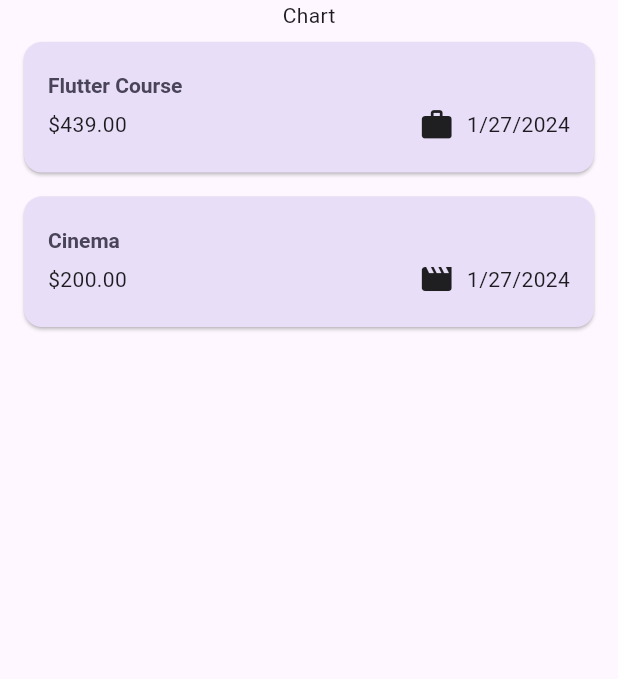
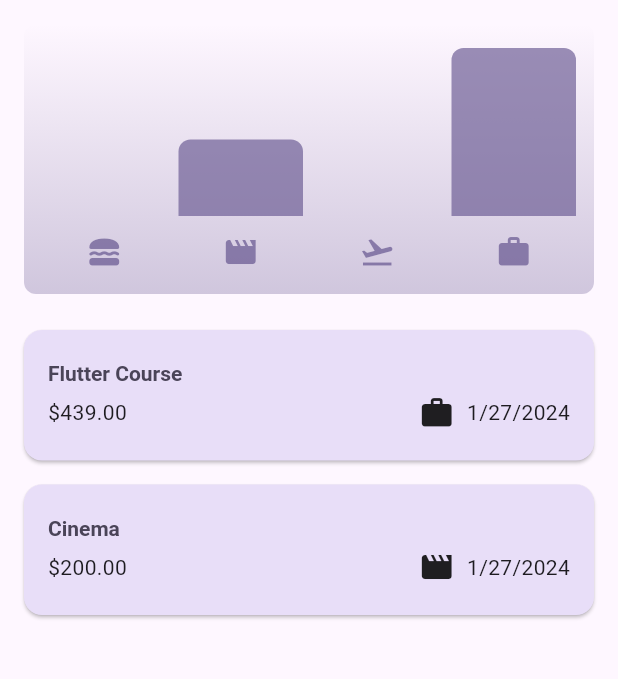
Before and after one commit to KishnaBansal/ExpenseTracker, a Flutter app: the screen it shows after launch, on a phone screen of 412 x 824 dp, the part 84-763 px from its top. Run offline on Flutter 3.47's test engine with Material 3 defaults, Android fonts, the phone set to English and light mode, and no system bars; missing offline and left inert: soft_keyboard.

Commit message:
made the chart widgets and different buckets according to their category that store some crucial values for the charts

```diff
--- a/lib/models/expense.dart
+++ b/lib/models/expense.dart
@@ -1,3 +1,4 @@
+import 'package:expense_tracker/widgets/expenses.dart';
 import 'package:flutter/material.dart';
 import 'package:uuid/uuid.dart';
 import 'package:intl/intl.dart';
@@ -33,3 +34,21 @@ class Expense {
     return formatter.format(date);
   }
 }
+
+class ExpenseBucket {
+  ExpenseBucket({required this.category, required this.expenses});
+
+  ExpenseBucket.forCategory(List<Expense>allExpenses,this.category) :
+    expenses = allExpenses.where((element) => element.category == category).toList();
+
+  final Category category;
+  final List<Expense> expenses;
+
+  double get totalExpenses {
+    double sum = 0;
+    for (final expense in expenses) {
+      sum += expense.amount;
+    }
+    return sum;
+  }
+}
--- /dev/null
+++ b/lib/widgets/chart/chart.dart
@@ -0,0 +1,95 @@
+import 'package:flutter/material.dart';
+
+import 'package:expense_tracker/widgets/chart/chart_bar.dart';
+import 'package:expense_tracker/models/expense.dart';
+
+class Chart extends StatelessWidget {
+  const Chart({super.key, required this.expenses});
+
+  final List<Expense> expenses;
+
+  List<ExpenseBucket> get buckets {
+    return [
+      ExpenseBucket.forCategory(expenses, Category.food),
+      ExpenseBucket.forCategory(expenses, Category.leisure),
+      ExpenseBucket.forCategory(expenses, Category.travel),
+      ExpenseBucket.forCategory(expenses, Category.work),
+    ];
+  }
+
+  double get maxTotalExpense {
+    double maxTotalExpense = 0;
+
+    for (final bucket in buckets) {
+      if (bucket.totalExpenses > maxTotalExpense) {
+        maxTotalExpense = bucket.totalExpenses;
+      }
+    }
+
+    return maxTotalExpense;
+  }
+
+  @override
+  Widget build(BuildContext context) {
+    final isDarkMode =
+        MediaQuery.of(context).platformBrightness == Brightness.dark;
+    return Container(
+      margin: const EdgeInsets.all(16),
+      padding: const EdgeInsets.symmetric(
+        vertical: 16,
+        horizontal: 8,
+      ),
+      width: double.infinity,
+      height: 180,
+      decoration: BoxDecoration(
+        borderRadius: BorderRadius.circular(8),
+        gradient: LinearGradient(
+          colors: [
+            Theme.of(context).colorScheme.primary.withOpacity(0.3),
+            Theme.of(context).colorScheme.primary.withOpacity(0.0)
+          ],
+          begin: Alignment.bottomCenter,
+          end: Alignment.topCenter,
+        ),
+      ),
+      child: Column(
+        children: [
+          Expanded(
+            child: Row(
+              crossAxisAlignment: CrossAxisAlignment.end,
+              children: [
+                for (final bucket in buckets) // alternative to map()
+                  ChartBar(
+                    fill: bucket.totalExpenses == 0
+                        ? 0
+                        : bucket.totalExpenses / maxTotalExpense,
+                  )
+              ],
+            ),
+          ),
+          const SizedBox(height: 12),
+          Row(
+            children: buckets
+                .map(
+                  (bucket) => Expanded(
+                    child: Padding(
+                      padding: const EdgeInsets.symmetric(horizontal: 4),
+                      child: Icon(
+                        categoryIcons[bucket.category],
+                        color: isDarkMode
+                            ? Theme.of(context).colorScheme.secondary
+                            : Theme.of(context)
+                                .colorScheme
+                                .primary
+                                .withOpacity(0.7),
+                      ),
+                    ),
+                  ),
+                )
+                .toList(),
+          )
+        ],
+      ),
+    );
+  }
+}
--- /dev/null
+++ b/lib/widgets/chart/chart_bar.dart
@@ -0,0 +1,34 @@
+import 'package:flutter/material.dart';
+
+class ChartBar extends StatelessWidget {
+  const ChartBar({
+    super.key,
+    required this.fill,
+  });
+
+  final double fill;
+
+  @override
+  Widget build(BuildContext context) {
+    final isDarkMode =
+        MediaQuery.of(context).platformBrightness == Brightness.dark;
+    return Expanded(
+      child: Padding(
+        padding: const EdgeInsets.symmetric(horizontal: 4),
+        child: FractionallySizedBox(
+          heightFactor: fill,
+          child: DecoratedBox(
+            decoration: BoxDecoration(
+              shape: BoxShape.rectangle,
+              borderRadius:
+                  const BorderRadius.vertical(top: Radius.circular(8)),
+              color: isDarkMode
+                  ? Theme.of(context).colorScheme.secondary
+                  : Theme.of(context).colorScheme.primary.withOpacity(0.65),
+            ),
+          ),
+        ),
+      ),
+    );
+  }
+}
--- a/lib/widgets/expenses.dart
+++ b/lib/widgets/expenses.dart
@@ -1,4 +1,5 @@
 import 'package:expense_tracker/models/expense.dart';
+import 'package:expense_tracker/widgets/chart/chart.dart';
 import 'package:expense_tracker/widgets/new_expense.dart';
 import 'package:flutter/material.dart';
 import 'package:expense_tracker/widgets/expenses_list/expenses_list.dart';
@@ -85,7 +86,7 @@ class _ExpensesState extends State<Expenses> {
       ),
       body: Column(
         children: [
-          const Text("Chart"),
+          Chart(expenses: _registeredExpenses),
           Expanded(
             child: mainContent,
           ),
```
